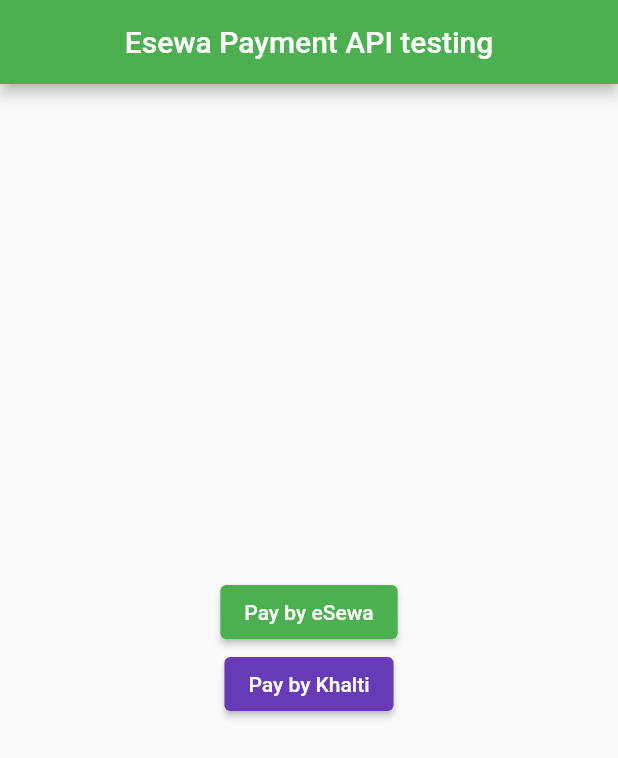
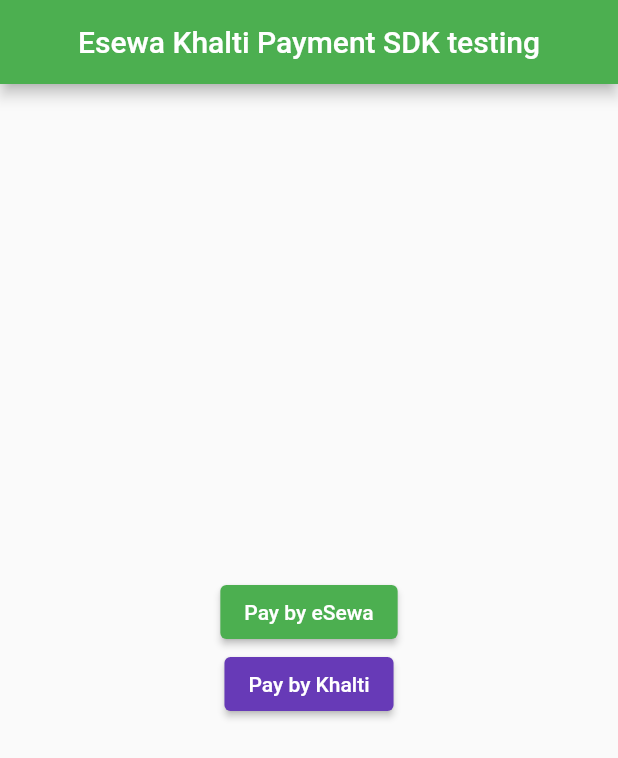
Before and after one commit to KamanHang/esewaflutter, a Flutter app: the screen it shows after launch, on a phone screen of 412 x 824 dp. Shown: the top 758 px of the screen. Run offline on Flutter 3.47's test engine with Material 2 defaults, Android fonts, the phone set to English and light mode, and no system bars; missing offline and left inert: khalti_flutter.

Commit message:
Minor Changes

```diff
--- a/lib/KhaltiPayment.dart
+++ b/lib/KhaltiPayment.dart
@@ -19,7 +19,7 @@ class _HomePageState extends State<HomePage> {
       appBar: AppBar(
         backgroundColor: Colors.green,
         centerTitle: true,
-        title: Text('Esewa Payment API testing'),
+        title: Text('Esewa Khalti Payment SDK testing'),
       ),
       body: Center(
         child: Column(
--- a/pubspec.yaml
+++ b/pubspec.yaml
@@ -50,6 +50,7 @@ dev_dependencies:
   # package. See that file for information about deactivating specific lint
   # rules and activating additional ones.
   flutter_lints: ^2.0.0
+  rename: ^2.1.1
 
 # For information on the generic Dart part of this file, see the
 # following page: https://dart.dev/tools/pub/pubspec
```
Also changed, not shown: pubspec.lock, 1 other file.
